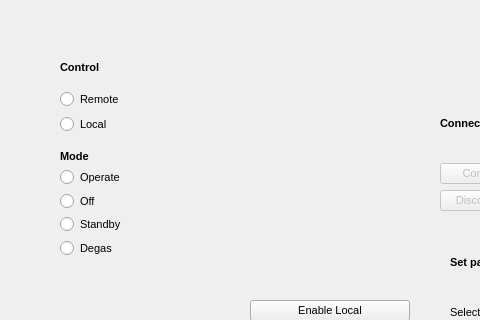
tugatoconhelado/Qoptics_exp, file src/qudi/gui/ion_gun/ion_gun.ui: the form before one commit; both pictures show x 0 to 480 and y 0 to 320 of the 800 by 600 pixel window.
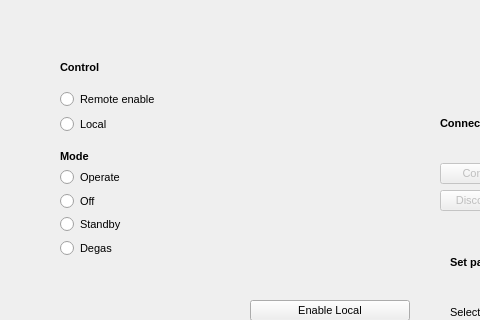
The form after the commit. Custom widgets are drawn as their Qt base class.

```diff
--- a/src/qudi/gui/ion_gun/ion_gun.ui
+++ b/src/qudi/gui/ion_gun/ion_gun.ui
@@ -275,7 +275,7 @@
      <item>
       <widget class="QRadioButton" name="radio_remote">
        <property name="text">
-        <string>Remote</string>
+        <string>Remote enable</string>
        </property>
       </widget>
      </item>
```
